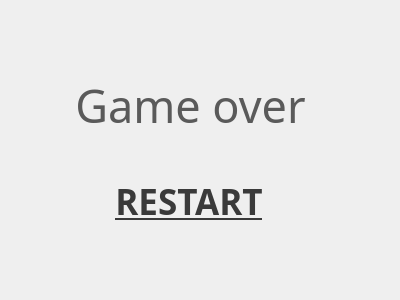
This is TheDiaryOfSurvival/death.ui in zhangpj15/TheDiaryOfSurvival as Qt 5 draws it before an edit. The edited form follows.
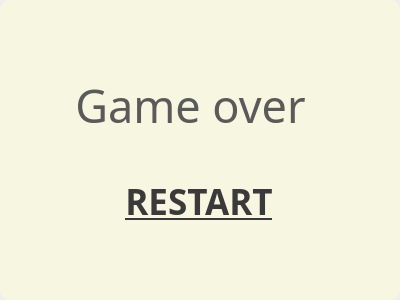
This is the edited form.

```diff
--- a/TheDiaryOfSurvival/death.ui
+++ b/TheDiaryOfSurvival/death.ui
@@ -137,7 +137,7 @@
   <widget class="QPushButton" name="btnRestart">
    <property name="geometry">
     <rect>
-     <x>110</x>
+     <x>120</x>
      <y>180</y>
      <width>158</width>
      <height>42</height>
@@ -155,7 +155,7 @@
    <property name="styleSheet">
     <string notr="true">QPushButton{
 border: 0px;
-color:#3A3A3A;
+color:#3a3a3a;
 border-radius: 7px;
 
 }
@@ -176,6 +176,32 @@
     <string>RESTART</string>
    </property>
   </widget>
+  <widget class="QLabel" name="label">
+   <property name="geometry">
+    <rect>
+     <x>0</x>
+     <y>0</y>
+     <width>400</width>
+     <height>300</height>
+    </rect>
+   </property>
+   <property name="styleSheet">
+    <string notr="true">QLabel{
+background-color:rgba(250,250,220,70%);
+border:2px #2a2a2a;
+border-radius: 10px;
+}</string>
+   </property>
+   <property name="text">
+    <string/>
+   </property>
+   <property name="scaledContents">
+    <bool>true</bool>
+   </property>
+  </widget>
+  <zorder>label</zorder>
+  <zorder>lblPoint</zorder>
+  <zorder>btnRestart</zorder>
  </widget>
  <resources/>
  <connections/>
```
Left out of the diff: 4 changed lines with no effect on the pictures.
